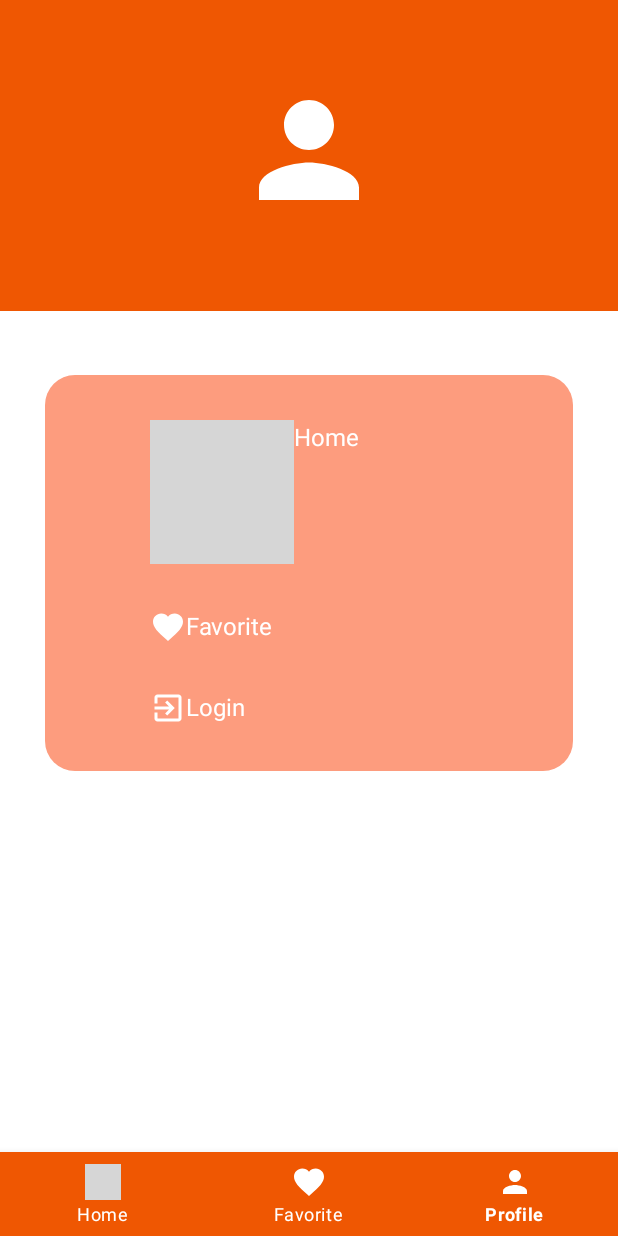
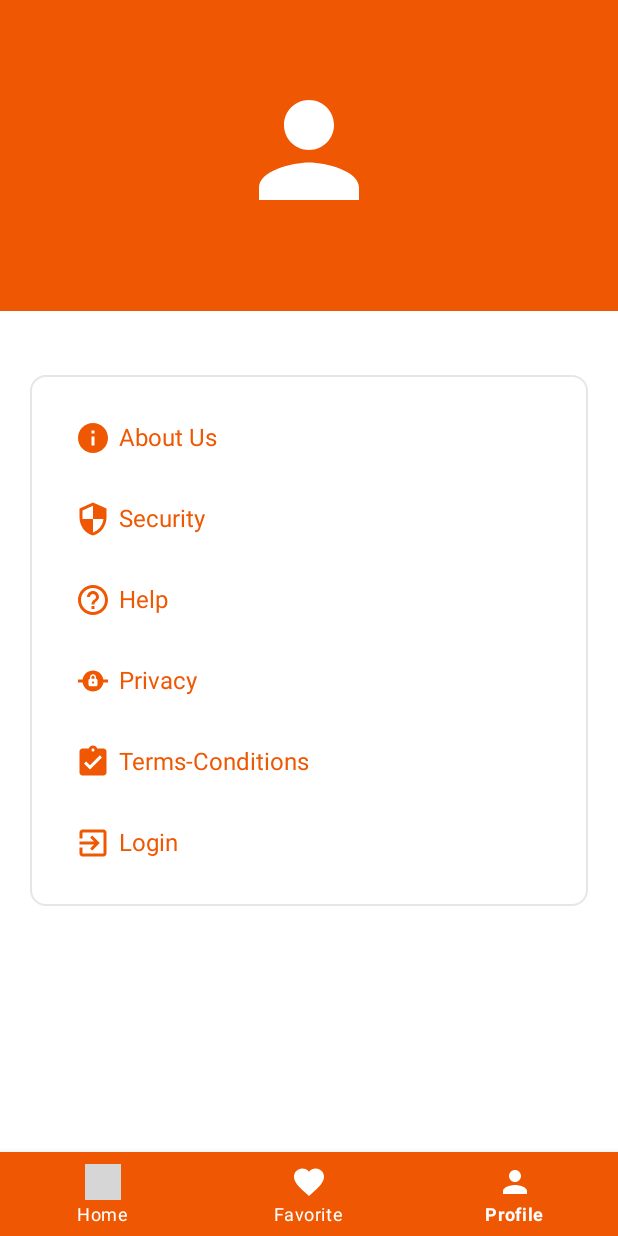
Before and after one commit to KTHanie/DoAn, an Android app: the screen it shows after launch (MainActivity), item 3 of the bottom bar chosen, on a phone screen of 412 x 824 dp. Run offline under Robolectric (Android 15) with nearby library versions, the phone set to English and light mode, and no system bars; 3 statements that could not run were skipped; grey boxes are pictures that could not be loaded.

Commit message:
như sửa pro

```diff
--- /dev/null
+++ b/app/src/main/res/drawable/ic_assignment.xml
@@ -0,0 +1,5 @@
+<vector android:height="24dp" android:tint="@color/orange"
+    android:viewportHeight="24" android:viewportWidth="24"
+    android:width="24dp" xmlns:android="http://schemas.android.com/apk/res/android">
+    <path android:fillColor="@android:color/white" android:pathData="M19,3h-4.18C14.4,1.84 13.3,1 12,1c-1.3,0 -2.4,0.84 -2.82,2L5,3c-1.1,0 -2,0.9 -2,2v14c0,1.1 0.9,2 2,2h14c1.1,0 2,-0.9 2,-2L21,5c0,-1.1 -0.9,-2 -2,-2zM12,3c0.55,0 1,0.45 1,1s-0.45,1 -1,1 -1,-0.45 -1,-1 0.45,-1 1,-1zM10,17l-4,-4 1.41,-1.41L10,14.17l6.59,-6.59L18,9l-8,8z"/>
+</vector>
--- a/app/src/main/res/drawable/ic_exit.xml
+++ b/app/src/main/res/drawable/ic_exit.xml
@@ -1,5 +1,5 @@
 <vector android:autoMirrored="true" android:height="24dp"
-    android:tint="#FFFFFF" android:viewportHeight="24"
+    android:tint="@color/orange" android:viewportHeight="24"
     android:viewportWidth="24" android:width="24dp" xmlns:android="http://schemas.android.com/apk/res/android">
     <path android:fillColor="@android:color/white" android:pathData="M10.09,15.59L11.5,17l5,-5 -5,-5 -1.41,1.41L12.67,11H3v2h9.67l-2.58,2.59zM19,3H5c-1.11,0 -2,0.9 -2,2v4h2V5h14v14H5v-4H3v4c0,1.1 0.89,2 2,2h14c1.1,0 2,-0.9 2,-2V5c0,-1.1 -0.9,-2 -2,-2z"/>
 </vector>
--- /dev/null
+++ b/app/src/main/res/drawable/ic_help.xml
@@ -0,0 +1,5 @@
+<vector android:autoMirrored="true" android:height="24dp"
+    android:tint="@color/orange" android:viewportHeight="24"
+    android:viewportWidth="24" android:width="24dp" xmlns:android="http://schemas.android.com/apk/res/android">
+    <path android:fillColor="@android:color/white" android:pathData="M11,18h2v-2h-2v2zM12,2C6.48,2 2,6.48 2,12s4.48,10 10,10 10,-4.48 10,-10S17.52,2 12,2zM12,20c-4.41,0 -8,-3.59 -8,-8s3.59,-8 8,-8 8,3.59 8,8 -3.59,8 -8,8zM12,6c-2.21,0 -4,1.79 -4,4h2c0,-1.1 0.9,-2 2,-2s2,0.9 2,2c0,2 -3,1.75 -3,5h2c0,-2.25 3,-2.5 3,-5 0,-2.21 -1.79,-4 -4,-4z"/>
+</vector>
--- a/app/src/main/res/drawable/ic_info.xml
+++ b/app/src/main/res/drawable/ic_info.xml
@@ -1,4 +1,4 @@
-<vector android:height="24dp" android:tint="#FFFFFF"
+<vector android:height="24dp" android:tint="@color/orange"
     android:viewportHeight="24" android:viewportWidth="24"
     android:width="24dp" xmlns:android="http://schemas.android.com/apk/res/android">
     <path android:fillColor="@android:color/white" android:pathData="M12,2C6.48,2 2,6.48 2,12s4.48,10 10,10 10,-4.48 10,-10S17.52,2 12,2zM13,17h-2v-6h2v6zM13,9h-2L11,7h2v2z"/>
--- /dev/null
+++ b/app/src/main/res/drawable/ic_private.xml
@@ -0,0 +1,5 @@
+<vector android:height="24dp" android:tint="@color/orange"
+    android:viewportHeight="24" android:viewportWidth="24"
+    android:width="24dp" xmlns:android="http://schemas.android.com/apk/res/android">
+    <path android:fillColor="@android:color/white" android:pathData="M18.93,11c-0.49,-3.39 -3.4,-6 -6.93,-6s-6.44,2.61 -6.93,6H2v2h3.07c0.49,3.39 3.4,6 6.93,6s6.44,-2.61 6.93,-6H22v-2H18.93zM15,14.5c0,0.55 -0.45,1 -1,1h-4c-0.55,0 -1,-0.45 -1,-1v-3c0,-0.55 0.45,-1 1,-1v-1c0,-1.21 1.08,-2.18 2.34,-1.97C13.32,7.69 14,8.61 14,9.61v0.89c0.55,0 1,0.45 1,1V14.5zM12.75,13c0,0.41 -0.34,0.75 -0.75,0.75s-0.75,-0.34 -0.75,-0.75c0,-0.41 0.34,-0.75 0.75,-0.75S12.75,12.59 12.75,13zM13,9.5v1h-2v-1c0,-0.55 0.45,-1 1,-1S13,8.95 13,9.5z"/>
+</vector>
--- /dev/null
+++ b/app/src/main/res/drawable/ic_security.xml
@@ -0,0 +1,5 @@
+<vector android:height="24dp" android:tint="@color/orange"
+    android:viewportHeight="24" android:viewportWidth="24"
+    android:width="24dp" xmlns:android="http://schemas.android.com/apk/res/android">
+    <path android:fillColor="@android:color/white" android:pathData="M12,1L3,5v6c0,5.55 3.84,10.74 9,12 5.16,-1.26 9,-6.45 9,-12L21,5l-9,-4zM12,11.99h7c-0.53,4.12 -3.28,7.79 -7,8.94L12,12L5,12L5,6.3l7,-3.11v8.8z"/>
+</vector>
--- a/app/src/main/res/drawable/ic_settings.xml
+++ b/app/src/main/res/drawable/ic_settings.xml
@@ -1,4 +1,4 @@
-<vector android:height="24dp" android:tint="#FFFFFF"
+<vector android:height="24dp" android:tint="@color/orange"
     android:viewportHeight="24" android:viewportWidth="24"
     android:width="24dp" xmlns:android="http://schemas.android.com/apk/res/android">
     <path android:fillColor="@android:color/white" android:pathData="M19.14,12.94c0.04,-0.3 0.06,-0.61 0.06,-0.94c0,-0.32 -0.02,-0.64 -0.07,-0.94l2.03,-1.58c0.18,-0.14 0.23,-0.41 0.12,-0.61l-1.92,-3.32c-0.12,-0.22 -0.37,-0.29 -0.59,-0.22l-2.39,0.96c-0.5,-0.38 -1.03,-0.7 -1.62,-0.94L14.4,2.81c-0.04,-0.24 -0.24,-0.41 -0.48,-0.41h-3.84c-0.24,0 -0.43,0.17 -0.47,0.41L9.25,5.35C8.66,5.59 8.12,5.92 7.63,6.29L5.24,5.33c-0.22,-0.08 -0.47,0 -0.59,0.22L2.74,8.87C2.62,9.08 2.66,9.34 2.86,9.48l2.03,1.58C4.84,11.36 4.8,11.69 4.8,12s0.02,0.64 0.07,0.94l-2.03,1.58c-0.18,0.14 -0.23,0.41 -0.12,0.61l1.92,3.32c0.12,0.22 0.37,0.29 0.59,0.22l2.39,-0.96c0.5,0.38 1.03,0.7 1.62,0.94l0.36,2.54c0.05,0.24 0.24,0.41 0.48,0.41h3.84c0.24,0 0.44,-0.17 0.47,-0.41l0.36,-2.54c0.59,-0.24 1.13,-0.56 1.62,-0.94l2.39,0.96c0.22,0.08 0.47,0 0.59,-0.22l1.92,-3.32c0.12,-0.22 0.07,-0.47 -0.12,-0.61L19.14,12.94zM12,15.6c-1.98,0 -3.6,-1.62 -3.6,-3.6s1.62,-3.6 3.6,-3.6s3.6,1.62 3.6,3.6S13.98,15.6 12,15.6z"/>
--- a/app/src/main/res/drawable/radius.xml
+++ b/app/src/main/res/drawable/radius.xml
@@ -1,16 +1,16 @@
 <shape
     xmlns:android="http://schemas.android.com/apk/res/android">
     <solid
-        android:color="#FD9C7E">
+        android:color="#FFFFFF">
     </solid>
     <stroke
-        android:width="0dp"
-        android:color="#424242">
+        android:width="1dp"
+        android:color="#E6E6E6">
     </stroke>
     <corners
-        android:topLeftRadius="20dip"
-        android:topRightRadius="20dip"
-        android:bottomLeftRadius="20dip"
-        android:bottomRightRadius="20dip">
+        android:topLeftRadius="10dip"
+        android:topRightRadius="10dip"
+        android:bottomLeftRadius="10dip"
+        android:bottomRightRadius="10dip">
     </corners>
 </shape>
--- a/app/src/main/res/layout/fragment__pro.xml
+++ b/app/src/main/res/layout/fragment__pro.xml
@@ -37,9 +37,9 @@
 
         android:layout_width="match_parent"
         android:layout_height="wrap_content"
-        android:layout_marginLeft="30dp"
+        android:layout_marginLeft="20dp"
         android:layout_marginTop="250dp"
-        android:layout_marginRight="30dp"
+        android:layout_marginRight="20dp"
         android:background="@drawable/radius"
         android:orientation="vertical">
 
@@ -47,7 +47,7 @@
             android:id="@+id/Home"
             android:layout_width="match_parent"
             android:layout_height="match_parent"
-            android:layout_marginLeft="70dp"
+            android:layout_marginLeft="30dp"
             android:layout_marginTop="30dp"
             android:orientation="horizontal">
 
@@ -55,14 +55,15 @@
                 android:id="@+id/tvHome"
                 android:layout_width="wrap_content"
                 android:layout_height="wrap_content"
-                android:src="@drawable/ic_home" />
+                android:src="@drawable/ic_info" />
 
             <TextView
                 android:id="@+id/txtHome"
                 android:layout_width="match_parent"
                 android:layout_height="wrap_content"
-                android:text="Home"
-                android:textColor="@color/white"
+                android:text="About Us"
+                android:paddingLeft="5dp"
+                android:textColor="@color/orange"
                 android:textSize="16sp" />
         </LinearLayout>
 
@@ -70,7 +71,7 @@
             android:id="@+id/Favorite"
             android:layout_width="match_parent"
             android:layout_height="match_parent"
-            android:layout_marginLeft="70dp"
+            android:layout_marginLeft="30dp"
             android:layout_marginTop="30dp"
             android:orientation="horizontal">
 
@@ -78,23 +79,98 @@
                 android:id="@+id/tv"
                 android:layout_width="wrap_content"
                 android:layout_height="wrap_content"
-                android:src="@drawable/ic_like" />
+                android:src="@drawable/ic_security" />
 
             <TextView
                 android:id="@+id/txtFav"
                 android:layout_width="match_parent"
                 android:layout_height="wrap_content"
-                android:text="Favorite"
-                android:textColor="@color/white"
+                android:text="Security"
+                android:paddingLeft="5dp"
+                android:textColor="@color/orange"
                 android:textSize="16sp" />
         </LinearLayout>
 
         <LinearLayout
+            android:id="@+id/Help"
+            android:layout_width="match_parent"
+            android:layout_height="match_parent"
+            android:layout_marginLeft="30dp"
+            android:layout_marginTop="30dp"
+            android:layout_marginBottom="30dp"
+            android:orientation="horizontal">
+
+            <ImageView
+                android:id="@+id/tvhelp"
+                android:layout_width="wrap_content"
+                android:layout_height="wrap_content"
+                android:src="@drawable/ic_help" />
+
+            <TextView
+                android:id="@+id/txthelp"
+                android:layout_width="match_parent"
+                android:layout_height="wrap_content"
+                android:text="Help"
+                android:paddingLeft="5dp"
+                android:textColor="@color/orange"
+                android:textSize="16sp" />
+        </LinearLayout>
+
+        <LinearLayout
+            android:id="@+id/Privacy"
+            android:layout_width="match_parent"
+            android:layout_height="match_parent"
+            android:layout_marginLeft="30dp"
+
+            android:layout_marginBottom="30dp"
+            android:orientation="horizontal">
+
+            <ImageView
+                android:id="@+id/tvPrivacy"
+                android:layout_width="wrap_content"
+                android:layout_height="wrap_content"
+                android:src="@drawable/ic_private" />
+
+            <TextView
+                android:id="@+id/txtPrivacy"
+                android:layout_width="match_parent"
+                android:layout_height="wrap_content"
+                android:text="Privacy"
+                android:paddingLeft="5dp"
+                android:textColor="@color/orange"
+                android:textSize="16sp" />
+
+        </LinearLayout>
+        <LinearLayout
+            android:id="@+id/Assign"
+            android:layout_width="match_parent"
+            android:layout_height="match_parent"
+            android:layout_marginLeft="30dp"
+
+            android:layout_marginBottom="30dp"
+            android:orientation="horizontal">
+
+            <ImageView
+                android:id="@+id/tvassign"
+                android:layout_width="wrap_content"
+                android:layout_height="wrap_content"
+                android:src="@drawable/ic_assignment" />
+
+            <TextView
+                android:id="@+id/txtassign"
+                android:layout_width="match_parent"
+                android:layout_height="wrap_content"
+                android:text="Terms-Conditions"
+                android:paddingLeft="5dp"
+                android:textColor="@color/orange"
+                android:textSize="16sp" />
+
+        </LinearLayout>
+        <LinearLayout
             android:id="@+id/Logout"
             android:layout_width="match_parent"
             android:layout_height="match_parent"
-            android:layout_marginLeft="70dp"
-            android:layout_marginTop="30dp"
+            android:layout_marginLeft="30dp"
             android:layout_marginBottom="30dp"
             android:orientation="horizontal">
 
@@ -108,8 +184,9 @@
                 android:id="@+id/txtlogout"
                 android:layout_width="match_parent"
                 android:layout_height="wrap_content"
+                android:paddingLeft="5dp"
                 android:text="Logout"
-                android:textColor="@color/white"
+                android:textColor="@color/orange"
                 android:textSize="16sp" />
         </LinearLayout>
     </LinearLayout>
```
